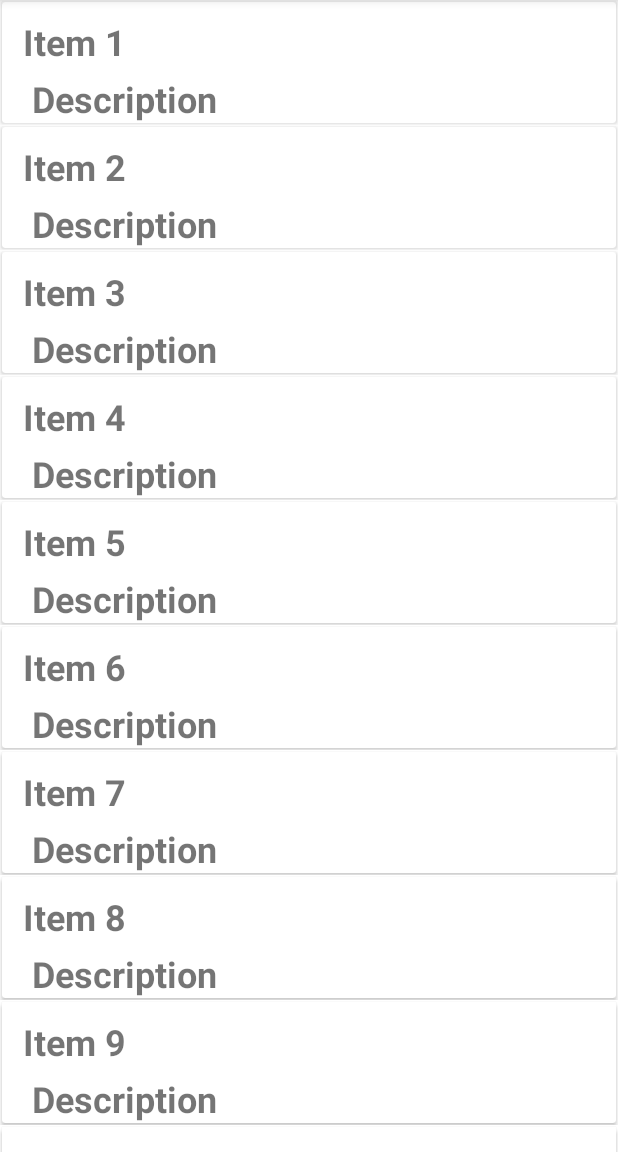
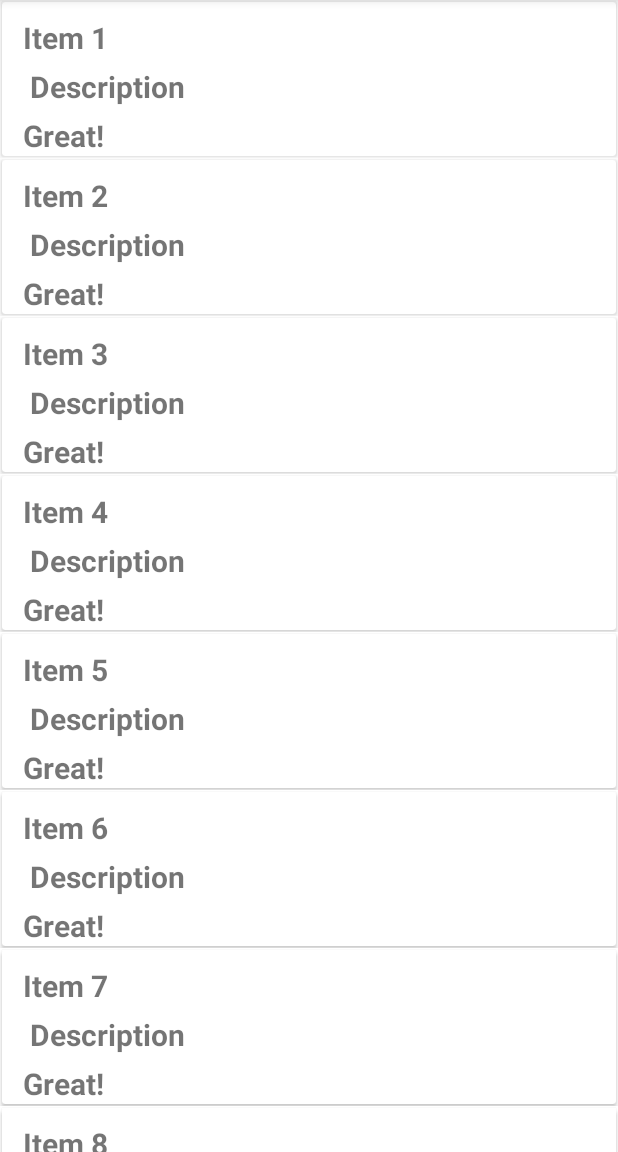
Before and after one commit to TechGirl-Yunshu/MyFirstRecyclerView, an Android app: the screen it shows after launch (MainActivity), on a phone screen of 412 x 824 dp, the part 84-1236 px from its top. Run offline under Robolectric (Android 15) with nearby library versions, the phone set to English and light mode, and no system bars.

Commit message:
Enable tap each row and show another activity

```diff
--- a/app/src/main/AndroidManifest.xml
+++ b/app/src/main/AndroidManifest.xml
@@ -9,6 +9,7 @@
         android:roundIcon="@mipmap/ic_launcher_round"
         android:supportsRtl="true"
         android:theme="@style/Theme.MyRecyclerView">
+        <activity android:name=".DetailsActivity"></activity>
         <activity android:name=".MainActivity">
             <intent-filter>
                 <action android:name="android.intent.action.MAIN" />
--- a/app/src/main/java/Adapter/MyAdapter.java
+++ b/app/src/main/java/Adapter/MyAdapter.java
@@ -1,14 +1,18 @@
 package Adapter;
 
 import android.content.Context;
+import android.content.Intent;
+import android.service.autofill.Validator;
 import android.view.LayoutInflater;
 import android.view.View;
 import android.view.ViewGroup;
 import android.widget.TextView;
+import android.widget.Toast;
 
 import androidx.annotation.NonNull;
 import androidx.recyclerview.widget.RecyclerView;
 
+import com.example.myrecyclerview.DetailsActivity;
 import com.example.myrecyclerview.R;
 
 import java.util.List;
@@ -37,6 +41,7 @@ MyAdapter extends RecyclerView.Adapter<MyAdapter.ViewHolder> {
         ListItem item = listItem.get(position);
         holder.name.setText(item.getName());
         holder.description.setText(item.getDescription());
+        holder.rating.setText(item.getRating());
 
     }
 
@@ -45,14 +50,34 @@ MyAdapter extends RecyclerView.Adapter<MyAdapter.ViewHolder> {
         return listItem.size();
     }
 
-    public class ViewHolder extends RecyclerView.ViewHolder{
+    public class ViewHolder extends RecyclerView.ViewHolder implements View.OnClickListener {
         public TextView name;
         public TextView description;
+        public TextView rating;
         public ViewHolder(@NonNull View itemView) {
             super(itemView);
 
+            itemView.setOnClickListener(this);
+
             name = (TextView) itemView.findViewById(R.id.title);
             description = (TextView) itemView.findViewById(R.id.description);
+            rating = (TextView) itemView.findViewById(R.id.rating);
+        }
+
+        @Override
+        public void onClick(View view) {
+            //Get position ot the row clicked
+            int position = getAdapterPosition();
+
+            ListItem item = listItem.get(position);
+            Intent intent = new Intent(context, DetailsActivity.class);
+            intent.putExtra("name", item.getName());
+            intent.putExtra("description", item.getDescription());
+            intent.putExtra("rating", item.getRating());
+
+            context.startActivity(intent);
+            Toast.makeText(context, item.getName(), Toast.LENGTH_SHORT).show();
+
         }
     }
 }
--- a/app/src/main/java/Model/ListItem.java
+++ b/app/src/main/java/Model/ListItem.java
@@ -4,11 +4,13 @@ public class ListItem {
 
     private String name;
     private String description;
+    private String rating;
 
     //Constructor
-    public ListItem(String name, String description) {
+    public ListItem(String name, String description, String rating) {
         this.name = name;
         this.description = description;
+        this.rating = rating;
     }
 
     public String getName() {
@@ -27,4 +29,13 @@ public class ListItem {
         this.description = description;
     }
 
+    public String getRating() {
+        return rating;
+    }
+
+    public void setRating(String rating) {
+        this.rating = rating;
+    }
+
+
 }
--- a/app/src/main/java/com/example/myrecyclerview/MainActivity.java
+++ b/app/src/main/java/com/example/myrecyclerview/MainActivity.java
@@ -28,7 +28,7 @@ public class MainActivity extends AppCompatActivity {
 
         listItems = new ArrayList<>();
         for (int i = 0; i < 10; i++){
-            ListItem item = new ListItem("Item " + (i+1), " Description");
+            ListItem item = new ListItem("Item " + (i+1), " Description", "Great!");
 
             listItems.add(item);
         }
--- a/app/src/main/res/layout/list_row.xml
+++ b/app/src/main/res/layout/list_row.xml
@@ -11,18 +11,19 @@
         <LinearLayout
             android:layout_width="match_parent"
             android:layout_height="match_parent"
-            android:orientation="vertical">
+            android:orientation="vertical"
+            >
 
             <TextView
                 android:id = "@+id/title"
-                android:text="Hello"
+                android:text="Name"
                 android:paddingLeft="14dp"
                 android:paddingTop="10dp"
                 android:layout_width="wrap_content"
                 android:layout_height="wrap_content"
                 android:layout_weight="1"
                 android:textStyle="bold"
-                android:textSize="24dp"
+                android:textSize="20dp"
                 />
             <TextView
                 android:id="@+id/description"
@@ -31,10 +32,20 @@
                 android:layout_weight="1"
                 android:paddingTop="5dp"
                 android:paddingLeft="14dp"
-                android:text="Bye!"
+                android:text="Description"
                 android:textStyle="bold"
-                android:textSize="24dp"
-
+                android:textSize="20dp"
+                />
+            <TextView
+                android:id="@+id/rating"
+                android:layout_width="wrap_content"
+                android:layout_height="wrap_content"
+                android:layout_weight="1"
+                android:paddingTop="5dp"
+                android:paddingLeft="14dp"
+                android:text="Rating:"
+                android:textStyle="bold"
+                android:textSize="20dp"
                 />
         </LinearLayout>
     </androidx.cardview.widget.CardView>
```
Also changed, not shown: app/src/main/java/com/example/myrecyclerview/DetailsActivity.java (added, +32 -0 lines), app/src/main/res/layout/activity_details.xml (added, +39 -0 lines).
